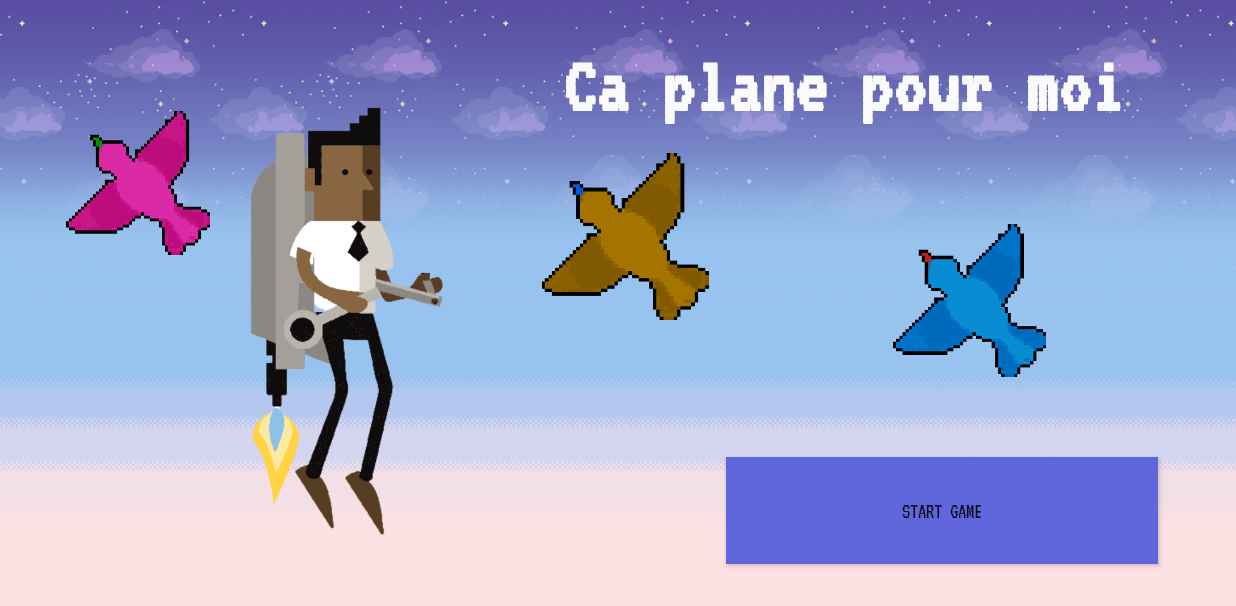
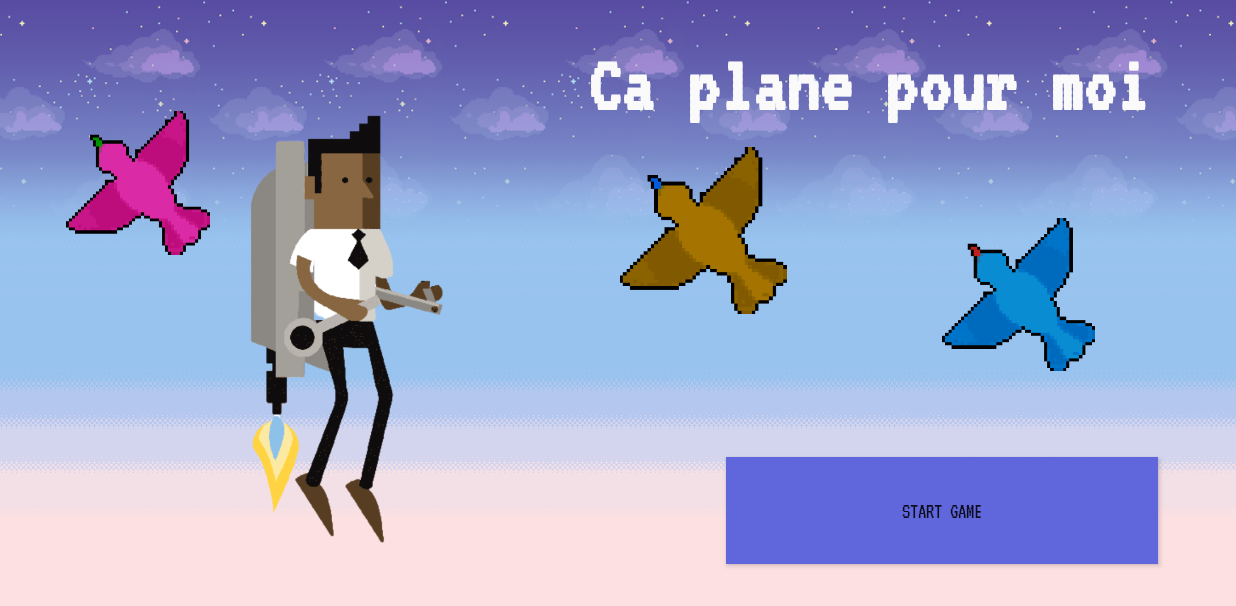
Before and after one commit to rmijacques/MobeChallenge, an Android app: the screen it shows after launch (MainActivity), on a phone screen of 824 x 412 dp (held sideways). Shown: the top 606 px of the screen. Run offline under Robolectric (Android 15) with nearby library versions, the phone set to English and light mode, and no system bars; Roboto replaces fonts that are not available here.

Commit message:
Fin page accueil

```diff
--- a/app/src/main/res/layout/activity_main.xml
+++ b/app/src/main/res/layout/activity_main.xml
@@ -26,6 +26,7 @@
         app:layout_constraintBottom_toBottomOf="parent"
         app:layout_constraintStart_toStartOf="parent"
         app:layout_constraintTop_toTopOf="parent"
+        app:layout_constraintVertical_bias="0.577"
         app:srcCompat="@drawable/jetpack" />
 
     <ImageView
@@ -37,9 +38,10 @@
         android:layout_marginBottom="53dp"
         app:layout_constraintBottom_toTopOf="@+id/start_game_button"
         app:layout_constraintEnd_toEndOf="parent"
+        app:layout_constraintHorizontal_bias="0.662"
         app:layout_constraintStart_toEndOf="@+id/imageView5"
         app:layout_constraintTop_toTopOf="parent"
-        app:layout_constraintVertical_bias="1.0"
+        app:layout_constraintVertical_bias="0.971"
         app:srcCompat="@drawable/birdblue" />
 
     <ImageView
@@ -57,11 +59,12 @@
         android:id="@+id/imageView5"
         android:layout_width="125dp"
         android:layout_height="111dp"
+        android:layout_marginStart="52dp"
         android:layout_marginBottom="33dp"
         app:layout_constraintBottom_toTopOf="@+id/start_game_button"
         app:layout_constraintStart_toEndOf="@+id/imageView"
         app:layout_constraintTop_toTopOf="parent"
-        app:layout_constraintVertical_bias="0.637"
+        app:layout_constraintVertical_bias="0.613"
         app:srcCompat="@drawable/birdbrown" />
 
     <Button
@@ -80,7 +83,6 @@
         android:id="@+id/textView"
         android:layout_width="479dp"
         android:layout_height="69dp"
-        android:layout_marginTop="16dp"
         android:fontFamily="@font/vt323"
         android:scaleX="1"
         android:scaleY="1"
@@ -89,9 +91,11 @@
         android:textColor="#FAFAFA"
         android:textSize="55dp"
         android:textStyle="bold"
+        app:layout_constraintBottom_toBottomOf="parent"
         app:layout_constraintEnd_toEndOf="parent"
-        app:layout_constraintHorizontal_bias="0.936"
+        app:layout_constraintHorizontal_bias="0.984"
         app:layout_constraintStart_toStartOf="parent"
-        app:layout_constraintTop_toTopOf="parent" />
+        app:layout_constraintTop_toTopOf="parent"
+        app:layout_constraintVertical_bias="0.045" />
 
 </androidx.constraintlayout.widget.ConstraintLayout>
```
